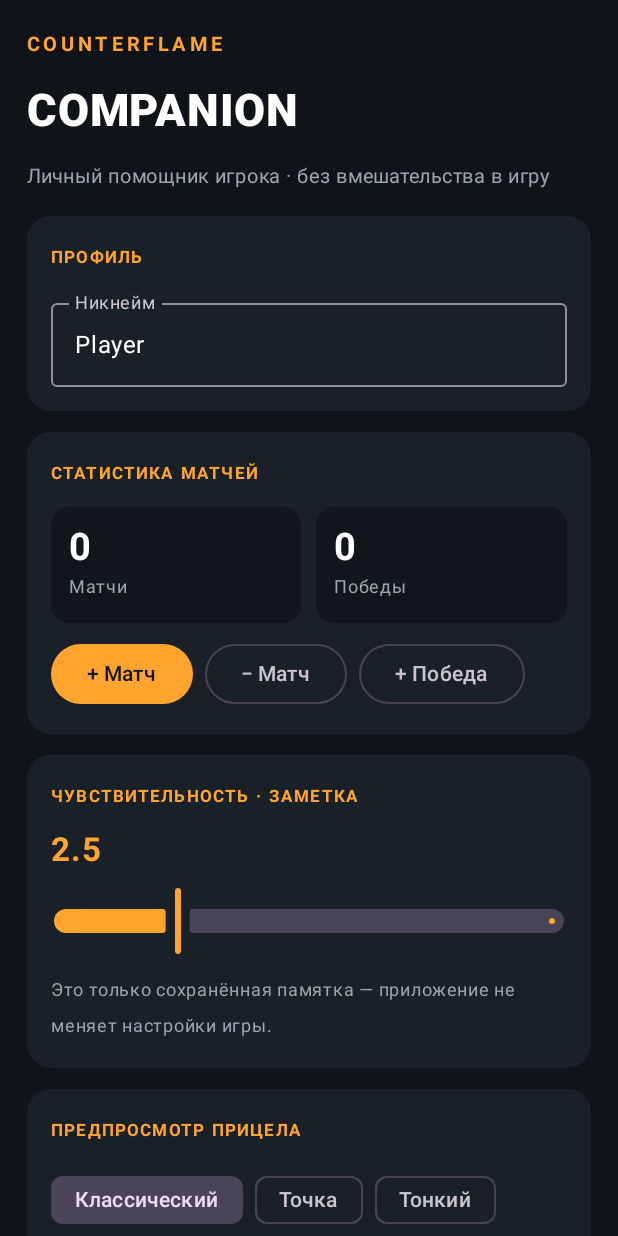
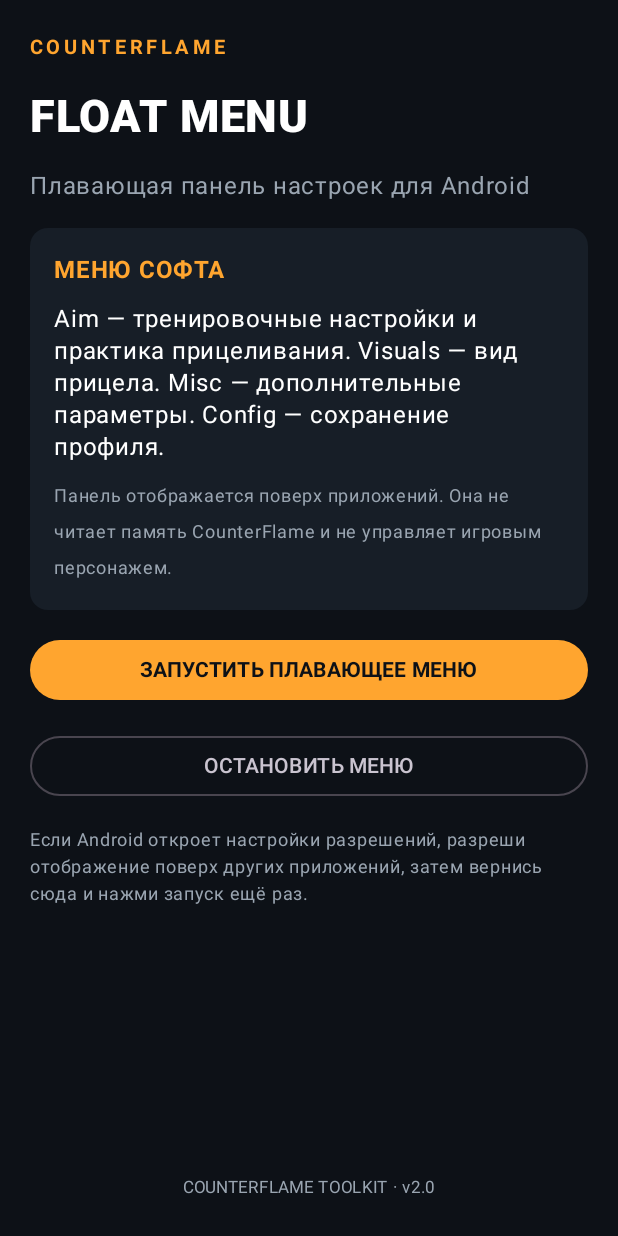
Before and after one commit to uyura2013-svg/counterflamecheats, an Android app built with Jetpack Compose: the screen it shows after launch (MainActivity), on a phone screen of 412 x 824 dp. Run offline under Robolectric (Android 15) with nearby library versions, the phone set to English and light mode, and no system bars.

Commit message:
Replace companion screen with CounterFlame floating menu launcher

```diff
--- a/app/src/main/java/com/counterflame/companion/MainActivity.kt
+++ b/app/src/main/java/com/counterflame/companion/MainActivity.kt
@@ -1,13 +1,14 @@
 package com.counterflame.companion
 
+import android.content.Intent
+import android.net.Uri
 import android.os.Bundle
+import android.provider.Settings
 import androidx.activity.ComponentActivity
 import androidx.activity.compose.setContent
 import androidx.compose.foundation.background
 import androidx.compose.foundation.layout.*
-import androidx.compose.foundation.rememberScrollState
 import androidx.compose.foundation.shape.RoundedCornerShape
-import androidx.compose.foundation.verticalScroll
 import androidx.compose.material3.*
 import androidx.compose.runtime.*
 import androidx.compose.ui.Alignment
@@ -17,107 +18,57 @@ import androidx.compose.ui.text.font.FontWeight
 import androidx.compose.ui.unit.dp
 import androidx.compose.ui.unit.sp
 
-private val Bg = Color(0xFF101318)
-private val Panel = Color(0xFF1A2028)
+private val Bg = Color(0xFF0D1117)
+private val Panel = Color(0xFF171E27)
 private val Accent = Color(0xFFFFA52F)
 private val Muted = Color(0xFF9AA5B1)
 
 class MainActivity : ComponentActivity() {
     override fun onCreate(savedInstanceState: Bundle?) {
         super.onCreate(savedInstanceState)
-        setContent { CompanionApp() }
-    }
-}
-
-@Composable
-fun CompanionApp() {
-    var nickname by remember { mutableStateOf("Player") }
-    var matches by remember { mutableIntStateOf(0) }
-    var wins by remember { mutableIntStateOf(0) }
-    var sensitivity by remember { mutableFloatStateOf(2.5f) }
-    var selected by remember { mutableStateOf("Классический") }
-    var notes by remember { mutableStateOf("") }
-
-    MaterialTheme(colorScheme = darkColorScheme(
-        background = Bg, surface = Panel, primary = Accent,
-        onBackground = Color.White, onSurface = Color.White
-    )) {
-        Column(
-            Modifier.fillMaxSize().background(Bg).verticalScroll(rememberScrollState()).padding(18.dp),
-            verticalArrangement = Arrangement.spacedBy(14.dp)
-        ) {
-            Text("COUNTERFLAME", color = Accent, fontSize = 13.sp, fontWeight = FontWeight.Bold, letterSpacing = 3.sp)
-            Text("COMPANION", color = Color.White, fontSize = 30.sp, fontWeight = FontWeight.Black)
-            Text("Личный помощник игрока · без вмешательства в игру", color = Muted, fontSize = 13.sp)
-
-            CardBlock("ПРОФИЛЬ") {
-                OutlinedTextField(value = nickname, onValueChange = { nickname = it }, label = { Text("Никнейм") }, singleLine = true, modifier = Modifier.fillMaxWidth())
-            }
-            CardBlock("СТАТИСТИКА МАТЧЕЙ") {
-                Row(Modifier.fillMaxWidth(), horizontalArrangement = Arrangement.spacedBy(10.dp)) {
-                    StatBox("Матчи", matches.toString(), Modifier.weight(1f))
-                    StatBox("Победы", wins.toString(), Modifier.weight(1f))
-                }
-                Row(horizontalArrangement = Arrangement.spacedBy(8.dp)) {
-                    Button(onClick = { matches++ }, colors = ButtonDefaults.buttonColors(containerColor = Accent)) { Text("+ Матч", color = Bg) }
-                    OutlinedButton(onClick = { if (matches > 0) { matches--; if (wins > matches) wins = matches } }) { Text("− Матч") }
-                    OutlinedButton(onClick = { if (wins < matches) wins++ }) { Text("+ Победа") }
+        setContent {
+            MaterialTheme(colorScheme = darkColorScheme(primary = Accent, background = Bg, surface = Panel)) {
+                Column(
+                    Modifier.fillMaxSize().background(Bg).padding(20.dp),
+                    verticalArrangement = Arrangement.spacedBy(16.dp)
+                ) {
+                    Text("COUNTERFLAME", color = Accent, fontSize = 13.sp, fontWeight = FontWeight.Bold, letterSpacing = 3.sp)
+                    Text("FLOAT MENU", color = Color.White, fontSize = 30.sp, fontWeight = FontWeight.Black)
+                    Text("Плавающая панель настроек для Android", color = Muted)
+                    Card(colors = CardDefaults.cardColors(containerColor = Panel)) {
+                        Column(Modifier.padding(16.dp), verticalArrangement = Arrangement.spacedBy(10.dp)) {
+                            Text("МЕНЮ СОФТА", color = Accent, fontWeight = FontWeight.Bold)
+                            Text("Aim — тренировочные настройки и практика прицеливания. Visuals — вид прицела. Misc — дополнительные параметры. Config — сохранение профиля.", color = Color.White, lineHeight = 21.sp)
+                            Text("Панель отображается поверх приложений. Она не читает память CounterFlame и не управляет игровым персонажем.", color = Muted, fontSize = 12.sp)
+                        }
+                    }
+                    Button(
+                        onClick = {
+                            if (!Settings.canDrawOverlays(this@MainActivity)) {
+                                startActivity(Intent(Settings.ACTION_MANAGE_OVERLAY_PERMISSION, Uri.parse("package:$packageName")))
+                            } else {
+                                startService(Intent(this@MainActivity, FloatingMenuService::class.java))
+                            }
+                        },
+                        modifier = Modifier.fillMaxWidth(),
+                        colors = ButtonDefaults.buttonColors(containerColor = Accent)
+                    ) { Text("ЗАПУСТИТЬ ПЛАВАЮЩЕЕ МЕНЮ", color = Bg, fontWeight = FontWeight.Bold) }
+                    OutlinedButton(
+                        onClick = { stopService(Intent(this@MainActivity, FloatingMenuService::class.java)) },
+                        modifier = Modifier.fillMaxWidth()
+                    ) { Text("ОСТАНОВИТЬ МЕНЮ") }
+                    Text("Если Android откроет настройки разрешений, разреши отображение поверх других приложений, затем вернись сюда и нажми запуск ещё раз.", color = Muted, fontSize = 12.sp, lineHeight = 18.sp)
+                    Spacer(Modifier.weight(1f))
+                    Text("COUNTERFLAME TOOLKIT · v2.0", color = Muted, fontSize = 11.sp, modifier = Modifier.align(Alignment.CenterHorizontally))
                 }
             }
-            CardBlock("ЧУВСТВИТЕЛЬНОСТЬ · ЗАМЕТКА") {
-                Text(String.format("%.1f", sensitivity), color = Accent, fontSize = 22.sp, fontWeight = FontWeight.Bold)
-                Slider(value = sensitivity, onValueChange = { sensitivity = it }, valueRange = 0.1f..10f)
-                Text("Это только сохранённая памятка — приложение не меняет настройки игры.", color = Muted, fontSize = 12.sp)
-            }
-            CardBlock("ПРЕДПРОСМОТР ПРИЦЕЛА") {
-                Row(Modifier.fillMaxWidth(), horizontalArrangement = Arrangement.spacedBy(8.dp)) {
-                    listOf("Классический", "Точка", "Тонкий").forEach { item ->
-                        FilterChip(selected = selected == item, onClick = { selected = item }, label = { Text(item) })
-                    }
-                }
-                Box(Modifier.fillMaxWidth().height(100.dp).background(Color(0xFF0B0E12), RoundedCornerShape(12.dp)), contentAlignment = Alignment.Center) {
-                    when (selected) {
-                        "Точка" -> Box(Modifier.size(6.dp).background(Color(0xFF67E58B), RoundedCornerShape(50)))
-                        "Тонкий" -> Column(horizontalAlignment = Alignment.CenterHorizontally) {
-                            Box(Modifier.width(2.dp).height(18.dp).background(Color(0xFF67E58B)))
-                            Box(Modifier.width(18.dp).height(2.dp).background(Color(0xFF67E58B)))
-                            Box(Modifier.width(2.dp).height(18.dp).background(Color(0xFF67E58B)))
-                        }
-                        else -> Column(horizontalAlignment = Alignment.CenterHorizontally) {
-                            Box(Modifier.width(2.dp).height(16.dp).background(Color(0xFF67E58B)))
-                            Row(verticalAlignment = Alignment.CenterVertically) {
-                                Box(Modifier.width(16.dp).height(2.dp).background(Color(0xFF67E58B)))
-                                Box(Modifier.size(3.dp).background(Color(0xFF67E58B), RoundedCornerShape(50)))
-                                Box(Modifier.width(16.dp).height(2.dp).background(Color(0xFF67E58B)))
-                            }
-                            Box(Modifier.width(2.dp).height(16.dp).background(Color(0xFF67E58B)))
-                        }
-                    }
-                }
-            }
-            CardBlock("ЗАМЕТКИ") {
-                OutlinedTextField(value = notes, onValueChange = { notes = it }, modifier = Modifier.fillMaxWidth(), minLines = 3, placeholder = { Text("Тактика, настройки, идеи…") })
-            }
-            CardBlock("ПОДСКАЗКИ ПО ПРОИЗВОДИТЕЛЬНОСТИ") {
-                Text("• Закрой фоновые приложения перед матчем.\n• Включи игровой режим телефона, если он доступен.\n• Подбирай графику так, чтобы игра работала стабильно.", color = Muted, fontSize = 13.sp, lineHeight = 20.sp)
-            }
-            Text("Версия 1.0 · Companion only", color = Muted, fontSize = 11.sp, modifier = Modifier.align(Alignment.CenterHorizontally))
+        }
+    }
+
+    override fun onResume() {
+        super.onResume()
+        if (Settings.canDrawOverlays(this)) {
+            // The user can launch the overlay with the button after granting permission.
         }
     }
 }
-
-@Composable
-private fun CardBlock(title: String, content: @Composable ColumnScope.() -> Unit) {
-    Column(Modifier.fillMaxWidth().background(Panel, RoundedCornerShape(16.dp)).padding(16.dp), verticalArrangement = Arrangement.spacedBy(10.dp)) {
-        Text(title, color = Accent, fontSize = 11.sp, fontWeight = FontWeight.Bold, letterSpacing = 1.5.sp)
-        content()
-    }
-}
-
-@Composable
-private fun StatBox(label: String, value: String, modifier: Modifier = Modifier) {
-    Column(modifier.background(Color(0xFF11161D), RoundedCornerShape(12.dp)).padding(12.dp)) {
-        Text(value, color = Color.White, fontSize = 25.sp, fontWeight = FontWeight.Bold)
-        Text(label, color = Muted, fontSize = 12.sp)
-    }
-}
```
